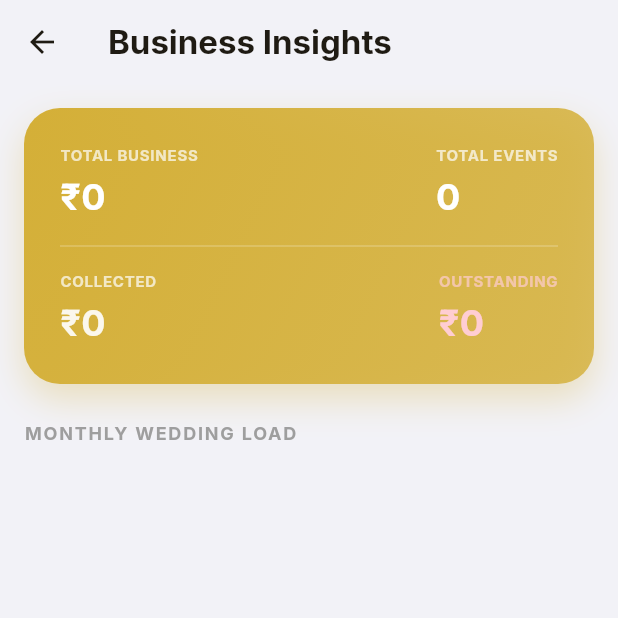
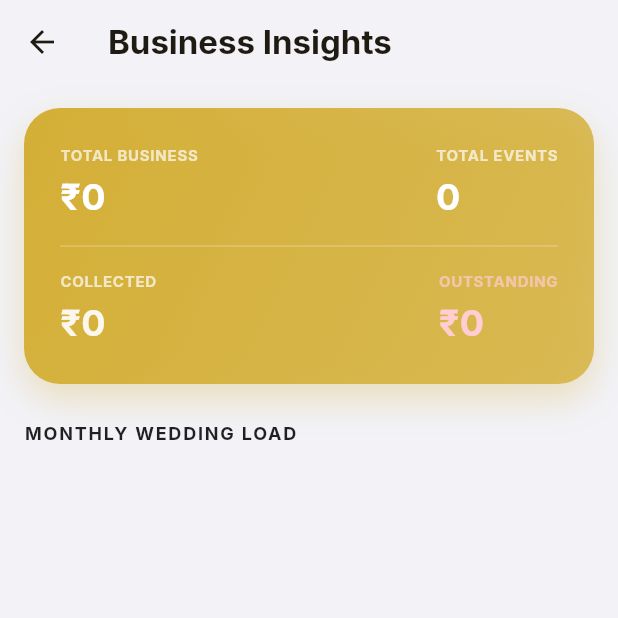
Before and after one commit to kiran-embedded/-vownote-app, a Flutter app: the screen it shows after launch, scrolled down 334 dp, after a tap on the "analytics" icon, on a phone screen of 412 x 824 dp, the top half of it. Run offline on Flutter 3.47's test engine with Material 3 defaults, Android fonts, the phone set to English and light mode, and no system bars; our stand-ins replace file_picker, flutter_animate, flutter_local_notifications, flutter_timezone, google_fonts, pdf and 7 more; accounts and stored records are empty.

Commit message:
feat: High-Contrast Light Mode Refinements v1.2

```diff
--- a/lib/theme/app_theme.dart
+++ b/lib/theme/app_theme.dart
@@ -36,11 +36,11 @@ class AppTheme {
     textTheme: _textTheme
         .copyWith(
           bodyLarge: GoogleFonts.inter(
-            color: Colors.black87,
+            color: Colors.black, // Pure black for better contrast
             fontWeight: FontWeight.w400,
           ),
           bodyMedium: GoogleFonts.inter(
-            color: Colors.black54,
+            color: Colors.black87, // Darker grey for better contrast
             fontWeight: FontWeight.w400,
           ),
           displayLarge: GoogleFonts.inter(
@@ -53,8 +53,8 @@ class AppTheme {
           ),
         )
         .apply(bodyColor: Colors.black, displayColor: Colors.black),
-    iconTheme: const IconThemeData(color: Colors.black87),
-    dividerTheme: DividerThemeData(color: Colors.grey.withOpacity(0.15)),
+    iconTheme: const IconThemeData(color: Colors.black),
+    dividerTheme: DividerThemeData(color: Colors.black.withOpacity(0.1)),
     pageTransitionsTheme: const PageTransitionsTheme(
       builders: {
         TargetPlatform.android: CupertinoPageTransitionsBuilder(),
--- a/lib/ui/analytics_screen.dart
+++ b/lib/ui/analytics_screen.dart
@@ -87,7 +87,9 @@ class _AnalyticsScreenState extends State<AnalyticsScreen> {
             style: TextStyle(
               fontSize: 12,
               fontWeight: FontWeight.bold,
-              color: Colors.grey[500],
+              color: Theme.of(context).brightness == Brightness.light
+                  ? Colors.black87
+                  : Colors.grey[500],
               letterSpacing: 1.2,
             ),
           ),
--- a/lib/ui/home_screen.dart
+++ b/lib/ui/home_screen.dart
@@ -282,9 +282,12 @@ class _HomeScreenState extends State<HomeScreen> {
                         onChanged: _filterBookings,
                         decoration: InputDecoration(
                           hintText: 'Search',
-                          prefixIcon: const Icon(
+                          prefixIcon: Icon(
                             Icons.search,
-                            color: Colors.grey,
+                            color:
+                                Theme.of(context).brightness == Brightness.light
+                                ? Colors.black54
+                                : Colors.grey,
                           ),
                           filled: true,
                           fillColor: Theme.of(context).cardTheme.color,
@@ -324,10 +327,15 @@ class _HomeScreenState extends State<HomeScreen> {
                               },
                               selectedColor: const Color(0xFFD4AF37),
                               labelStyle: TextStyle(
-                                color: isSelected ? Colors.white : Colors.grey,
+                                color: isSelected
+                                    ? Colors.white
+                                    : (Theme.of(context).brightness ==
+                                              Brightness.light
+                                          ? Colors.black87
+                                          : Colors.grey),
                                 fontWeight: isSelected
                                     ? FontWeight.bold
-                                    : FontWeight.normal,
+                                    : FontWeight.w500,
                               ),
                               backgroundColor: Theme.of(
                                 context,
--- a/lib/ui/settings_screen.dart
+++ b/lib/ui/settings_screen.dart
@@ -75,7 +75,7 @@ class _SettingsScreenState extends State<SettingsScreen> {
                       ),
                       const SizedBox(height: 16),
                       Text(
-                        'VowNote Professional v1.1',
+                        'VowNote Professional v1.2',
                         style: GoogleFonts.inter(
                           fontSize: 13,
                           color: CupertinoColors.systemGrey,
--- a/pubspec.yaml
+++ b/pubspec.yaml
@@ -16,7 +16,7 @@ publish_to: 'none' # Remove this line if you wish to publish to pub.dev
 # https://developer.apple.com/library/archive/documentation/General/Reference/InfoPlistKeyReference/Articles/CoreFoundationKeys.html
 # In Windows, build-name is used as the major, minor, and patch parts
 # of the product and file versions while build-number is used as the build suffix.
-version: 1.1.0+35
+version: 1.2.0+36
 
 environment:
   sdk: ^3.10.4
```
